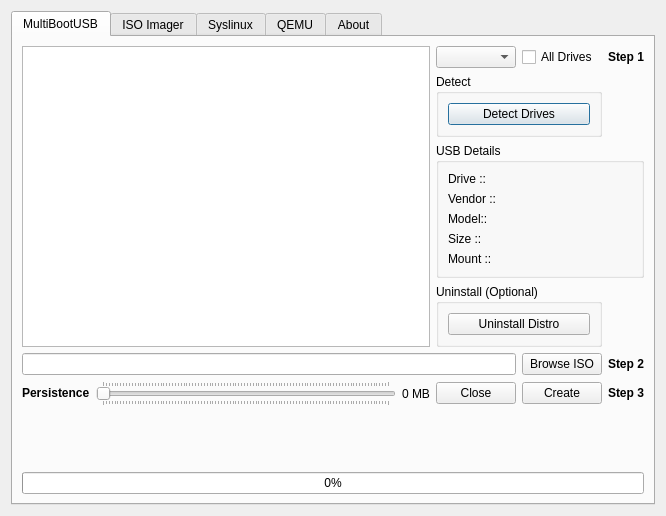
First picture: the form in scripts/gui/multibootusb.ui, repository mbusb/multibootusb, before the edit.
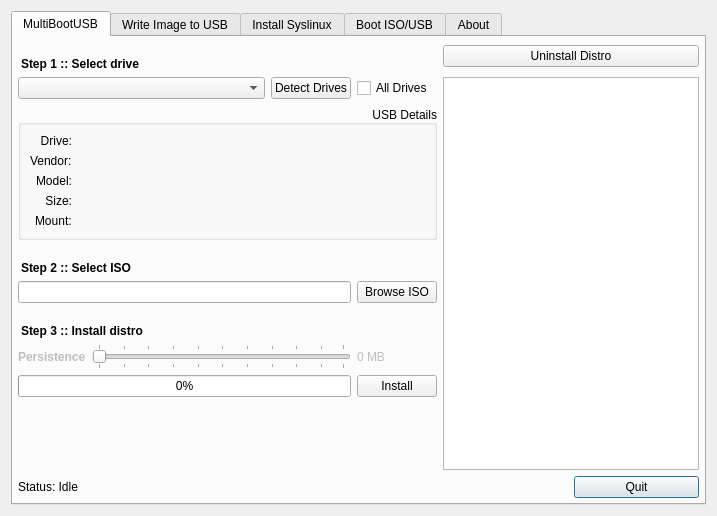
Second picture: the form after the edit.

```diff
--- a/scripts/gui/multibootusb.ui
+++ b/scripts/gui/multibootusb.ui
@@ -6,7 +6,7 @@
    <rect>
     <x>0</x>
     <y>0</y>
-    <width>644</width>
+    <width>717</width>
     <height>516</height>
    </rect>
   </property>
@@ -16,202 +16,308 @@
   <layout class="QHBoxLayout" name="horizontalLayout">
    <item>
     <widget class="QTabWidget" name="tabWidget">
+     <property name="enabled">
+      <bool>true</bool>
+     </property>
      <property name="currentIndex">
       <number>0</number>
      </property>
      <widget class="QWidget" name="tab_3">
+      <property name="enabled">
+       <bool>true</bool>
+      </property>
       <attribute name="title">
        <string>MultiBootUSB</string>
       </attribute>
       <layout class="QHBoxLayout" name="horizontalLayout_2">
+       <property name="leftMargin">
+        <number>0</number>
+       </property>
+       <property name="topMargin">
+        <number>0</number>
+       </property>
+       <property name="rightMargin">
+        <number>0</number>
+       </property>
+       <property name="bottomMargin">
+        <number>0</number>
+       </property>
        <item>
         <layout class="QGridLayout" name="gridLayout">
-         <item row="5" column="2">
-          <widget class="QLabel" name="label_persistence_value">
-           <property name="text">
-            <string>0 MB</string>
-           </property>
-          </widget>
-         </item>
-         <item row="1" column="3" colspan="2">
-          <layout class="QVBoxLayout" name="verticalLayout_11">
-           <item>
-            <widget class="QGroupBox" name="groupBox_11">
-             <property name="title">
-              <string>Detect</string>
-             </property>
-             <layout class="QHBoxLayout" name="horizontalLayout_8">
-              <item>
-               <widget class="QPushButton" name="detect_usb">
-                <property name="text">
-                 <string>Detect Drives</string>
-                </property>
-               </widget>
-              </item>
-             </layout>
-            </widget>
-           </item>
-          </layout>
-         </item>
-         <item row="0" column="0" rowspan="4" colspan="3">
-          <widget class="QListWidget" name="listWidget"/>
-         </item>
-         <item row="7" column="0" colspan="6">
-          <widget class="QProgressBar" name="progressBar">
-           <property name="value">
-            <number>0</number>
-           </property>
-          </widget>
-         </item>
-         <item row="5" column="4">
-          <widget class="QPushButton" name="create">
-           <property name="text">
-            <string>Create</string>
-           </property>
-          </widget>
-         </item>
-         <item row="0" column="3">
-          <widget class="QComboBox" name="comboBox"/>
-         </item>
-         <item row="0" column="5">
-          <widget class="QLabel" name="labelstep1">
-           <property name="text">
-            <string>&lt;html&gt;&lt;head/&gt;&lt;body&gt;&lt;p align=&quot;center&quot;&gt;&lt;span style=&quot; font-weight:600;&quot;&gt;Step 1&lt;/span&gt;&lt;/p&gt;&lt;/body&gt;&lt;/html&gt;</string>
-           </property>
-          </widget>
-         </item>
-         <item row="4" column="5">
-          <widget class="QLabel" name="labelstep2">
-           <property name="text">
-            <string>&lt;html&gt;&lt;head/&gt;&lt;body&gt;&lt;p align=&quot;center&quot;&gt;&lt;span style=&quot; font-weight:600;&quot;&gt;Step 2&lt;/span&gt;&lt;/p&gt;&lt;/body&gt;&lt;/html&gt;</string>
-           </property>
-          </widget>
-         </item>
-         <item row="5" column="3">
-          <widget class="QPushButton" name="close">
-           <property name="text">
-            <string>Close</string>
-           </property>
-          </widget>
-         </item>
-         <item row="5" column="5">
-          <widget class="QLabel" name="labelstep3">
-           <property name="text">
-            <string>&lt;html&gt;&lt;head/&gt;&lt;body&gt;&lt;p align=&quot;center&quot;&gt;&lt;span style=&quot; font-weight:600;&quot;&gt;Step 3&lt;/span&gt;&lt;/p&gt;&lt;/body&gt;&lt;/html&gt;</string>
-           </property>
-          </widget>
-         </item>
-         <item row="5" column="1">
-          <widget class="QSlider" name="slider_persistence">
-           <property name="enabled">
-            <bool>false</bool>
-           </property>
-           <property name="toolTip">
-            <string>Choose Persistence size. Not all distros supports persistence...</string>
-           </property>
-           <property name="autoFillBackground">
-            <bool>false</bool>
-           </property>
-           <property name="orientation">
-            <enum>Qt::Horizontal</enum>
-           </property>
-           <property name="tickPosition">
-            <enum>QSlider::TicksBothSides</enum>
-           </property>
-           <property name="tickInterval">
-            <number>0</number>
-           </property>
-          </widget>
-         </item>
-         <item row="3" column="3" colspan="2">
-          <widget class="QGroupBox" name="groupBox">
-           <property name="title">
-            <string>Uninstall (Optional)</string>
-           </property>
-           <layout class="QVBoxLayout" name="verticalLayout">
-            <item>
-             <layout class="QGridLayout" name="gridLayout_5">
-              <item row="0" column="0">
-               <widget class="QPushButton" name="uninstall">
-                <property name="text">
-                 <string>Uninstall Distro</string>
-                </property>
-               </widget>
-              </item>
-             </layout>
-            </item>
-           </layout>
-          </widget>
-         </item>
-         <item row="4" column="0" colspan="4">
-          <widget class="QLineEdit" name="lineEdit"/>
-         </item>
-         <item row="2" column="3" colspan="3">
+         <property name="leftMargin">
+          <number>5</number>
+         </property>
+         <property name="topMargin">
+          <number>5</number>
+         </property>
+         <property name="rightMargin">
+          <number>5</number>
+         </property>
+         <property name="bottomMargin">
+          <number>5</number>
+         </property>
+         <item row="2" column="0" colspan="5">
           <widget class="QGroupBox" name="groupBox_6">
            <property name="title">
             <string>USB Details</string>
            </property>
-           <layout class="QVBoxLayout" name="verticalLayout_5">
-            <item>
+           <property name="alignment">
+            <set>Qt::AlignBottom|Qt::AlignRight|Qt::AlignTrailing</set>
+           </property>
+           <property name="flat">
+            <bool>false</bool>
+           </property>
+           <property name="checkable">
+            <bool>false</bool>
+           </property>
+           <layout class="QFormLayout" name="formLayout">
+            <property name="labelAlignment">
+             <set>Qt::AlignRight|Qt::AlignTrailing|Qt::AlignVCenter</set>
+            </property>
+            <item row="0" column="0">
+             <widget class="QLabel" name="label_usb_dev">
+              <property name="text">
+               <string>Drive:</string>
+              </property>
+              <property name="alignment">
+               <set>Qt::AlignRight|Qt::AlignTrailing|Qt::AlignVCenter</set>
+              </property>
+             </widget>
+            </item>
+            <item row="0" column="1">
              <widget class="QLabel" name="usb_dev">
               <property name="text">
-               <string>Drive ::</string>
+               <string/>
               </property>
              </widget>
             </item>
-            <item>
+            <item row="1" column="0">
+             <widget class="QLabel" name="label_usb_vendor">
+              <property name="text">
+               <string>Vendor:</string>
+              </property>
+             </widget>
+            </item>
+            <item row="1" column="1">
              <widget class="QLabel" name="usb_vendor">
               <property name="text">
-               <string>Vendor ::</string>
+               <string/>
               </property>
              </widget>
             </item>
-            <item>
+            <item row="2" column="0">
+             <widget class="QLabel" name="label_usb_model">
+              <property name="text">
+               <string>Model:</string>
+              </property>
+             </widget>
+            </item>
+            <item row="3" column="0">
+             <widget class="QLabel" name="label_usb_size">
+              <property name="frameShape">
+               <enum>QFrame::NoFrame</enum>
+              </property>
+              <property name="text">
+               <string>Size:</string>
+              </property>
+              <property name="alignment">
+               <set>Qt::AlignRight|Qt::AlignTrailing|Qt::AlignVCenter</set>
+              </property>
+             </widget>
+            </item>
+            <item row="4" column="0">
+             <widget class="QLabel" name="label_usb_mount">
+              <property name="text">
+               <string>Mount:</string>
+              </property>
+             </widget>
+            </item>
+            <item row="2" column="1">
              <widget class="QLabel" name="usb_model">
               <property name="text">
-               <string>Model::</string>
+               <string/>
               </property>
              </widget>
             </item>
-            <item>
+            <item row="3" column="1">
              <widget class="QLabel" name="usb_size">
               <property name="text">
-               <string>Size ::</string>
+               <string/>
               </property>
              </widget>
             </item>
-            <item>
+            <item row="4" column="1">
              <widget class="QLabel" name="usb_mount">
               <property name="text">
-               <string>Mount ::</string>
+               <string/>
               </property>
              </widget>
             </item>
            </layout>
           </widget>
          </item>
+         <item row="9" column="6">
+          <widget class="QPushButton" name="close">
+           <property name="text">
+            <string>Quit</string>
+           </property>
+          </widget>
+         </item>
+         <item row="8" column="0">
+          <spacer name="verticalSpacer_3">
+           <property name="orientation">
+            <enum>Qt::Vertical</enum>
+           </property>
+           <property name="sizeHint" stdset="0">
+            <size>
+             <width>20</width>
+             <height>40</height>
+            </size>
+           </property>
+          </spacer>
+         </item>
          <item row="4" column="4">
           <widget class="QPushButton" name="browse_iso">
            <property name="text">
             <string>Browse ISO</string>
            </property>
+           <property name="checkable">
+            <bool>false</bool>
+           </property>
+           <property name="flat">
+            <bool>false</bool>
+           </property>
           </widget>
          </item>
-         <item row="5" column="0">
+         <item row="1" column="5" rowspan="8" colspan="2">
+          <widget class="QListWidget" name="listWidget">
+           <property name="frameShape">
+            <enum>QFrame::StyledPanel</enum>
+           </property>
+           <property name="frameShadow">
+            <enum>QFrame::Sunken</enum>
+           </property>
+           <property name="resizeMode">
+            <enum>QListView::Fixed</enum>
+           </property>
+          </widget>
+         </item>
+         <item row="6" column="0">
           <widget class="QLabel" name="label_persistence">
+           <property name="enabled">
+            <bool>false</bool>
+           </property>
+           <property name="mouseTracking">
+            <bool>true</bool>
+           </property>
+           <property name="styleSheet">
+            <string notr="true">font-weight: 600</string>
+           </property>
            <property name="text">
-            <string>&lt;html&gt;&lt;head/&gt;&lt;body&gt;&lt;p&gt;&lt;span style=&quot; font-weight:600;&quot;&gt;Persistence&lt;/span&gt;&lt;/p&gt;&lt;/body&gt;&lt;/html&gt;</string>
+            <string>Persistence</string>
            </property>
           </widget>
          </item>
-         <item row="0" column="4">
+         <item row="4" column="0" colspan="4">
+          <widget class="QLineEdit" name="lineEdit"/>
+         </item>
+         <item row="1" column="2" colspan="2">
+          <widget class="QPushButton" name="detect_usb">
+           <property name="text">
+            <string>Detect Drives</string>
+           </property>
+          </widget>
+         </item>
+         <item row="0" column="5" colspan="2">
+          <widget class="QPushButton" name="uninstall">
+           <property name="text">
+            <string>Uninstall Distro</string>
+           </property>
+          </widget>
+         </item>
+         <item row="1" column="0" colspan="2">
+          <widget class="QComboBox" name="comboBox"/>
+         </item>
+         <item row="6" column="1" colspan="3">
+          <widget class="QSlider" name="slider_persistence">
+           <property name="enabled">
+            <bool>false</bool>
+           </property>
+           <property name="toolTip">
+            <string>Choose Persistence size. Not all distros supports persistence...</string>
+           </property>
+           <property name="autoFillBackground">
+            <bool>false</bool>
+           </property>
+           <property name="orientation">
+            <enum>Qt::Horizontal</enum>
+           </property>
+           <property name="tickPosition">
+            <enum>QSlider::TicksBothSides</enum>
+           </property>
+          </widget>
+         </item>
+         <item row="8" column="2" colspan="2">
+          <spacer name="horizontalSpacer_11">
+           <property name="orientation">
+            <enum>Qt::Horizontal</enum>
+           </property>
+           <property name="sizeHint" stdset="0">
+            <size>
+             <width>40</width>
+             <height>20</height>
+            </size>
+           </property>
+          </spacer>
+         </item>
+         <item row="1" column="4">
           <widget class="QCheckBox" name="checkBox_all_drives">
            <property name="text">
             <string>All Drives</string>
            </property>
           </widget>
          </item>
-         <item row="6" column="0" colspan="6">
+         <item row="6" column="4">
+          <widget class="QLabel" name="label_persistence_value">
+           <property name="enabled">
+            <bool>false</bool>
+           </property>
+           <property name="text">
+            <string>0 MB</string>
+           </property>
+          </widget>
+         </item>
+         <item row="8" column="1">
+          <spacer name="horizontalSpacer_10">
+           <property name="orientation">
+            <enum>Qt::Horizontal</enum>
+           </property>
+           <property name="sizeHint" stdset="0">
+            <size>
+             <width>40</width>
+             <height>20</height>
+            </size>
+           </property>
+          </spacer>
+         </item>
+         <item row="7" column="4">
+          <widget class="QPushButton" name="create">
+           <property name="text">
+            <string>Install</string>
+           </property>
+          </widget>
+         </item>
+         <item row="7" column="0" colspan="4">
+          <widget class="QProgressBar" name="progressBar">
+           <property name="value">
+            <number>0</number>
+           </property>
+           <property name="invertedAppearance">
+            <bool>false</bool>
+           </property>
+          </widget>
+         </item>
+         <item row="9" column="0" colspan="6">
           <widget class="QLabel" name="status">
            <property name="minimumSize">
             <size>
@@ -229,7 +335,7 @@
             <enum>QFrame::Plain</enum>
            </property>
            <property name="text">
-            <string/>
+            <string>Status: Idle</string>
            </property>
            <property name="textFormat">
             <enum>Qt::AutoText</enum>
@@ -239,13 +345,46 @@
            </property>
           </widget>
          </item>
+         <item row="0" column="0" colspan="5">
+          <widget class="QLabel" name="labelstep1">
+           <property name="styleSheet">
+            <string notr="true">font-weight: 600; margin-top:15</string>
+           </property>
+           <property name="text">
+            <string>Step 1 :: Select drive</string>
+           </property>
+          </widget>
+         </item>
+         <item row="3" column="0" colspan="5">
+          <widget class="QLabel" name="labelstep2">
+           <property name="styleSheet">
+            <string notr="true">font-weight: 600; margin-top:15</string>
+           </property>
+           <property name="text">
+            <string>Step 2 :: Select ISO</string>
+           </property>
+           <property name="margin">
+            <number>0</number>
+           </property>
+          </widget>
+         </item>
+         <item row="5" column="0" colspan="5">
+          <widget class="QLabel" name="labelstep3">
+           <property name="styleSheet">
+            <string notr="true">font-weight: 600; margin-top:15</string>
+           </property>
+           <property name="text">
+            <string>Step 3 :: Install distro</string>
+           </property>
+          </widget>
+         </item>
         </layout>
        </item>
       </layout>
      </widget>
      <widget class="QWidget" name="imager">
       <attribute name="title">
-       <string>ISO Imager</string>
+       <string>Write Image to USB</string>
       </attribute>
       <layout class="QHBoxLayout" name="horizontalLayout_7">
        <item>
@@ -396,7 +535,7 @@
      </widget>
      <widget class="QWidget" name="syslinux_ab">
       <attribute name="title">
-       <string>Syslinux</string>
+       <string>Install Syslinux</string>
       </attribute>
       <layout class="QHBoxLayout" name="horizontalLayout_3">
        <item>
@@ -497,7 +636,7 @@
      </widget>
      <widget class="QWidget" name="tab">
       <attribute name="title">
-       <string>QEMU</string>
+       <string>Boot ISO/USB</string>
       </attribute>
       <layout class="QVBoxLayout" name="verticalLayout_2">
        <item>
```
Left out of the diff: 717 changed lines with no effect on the pictures.
